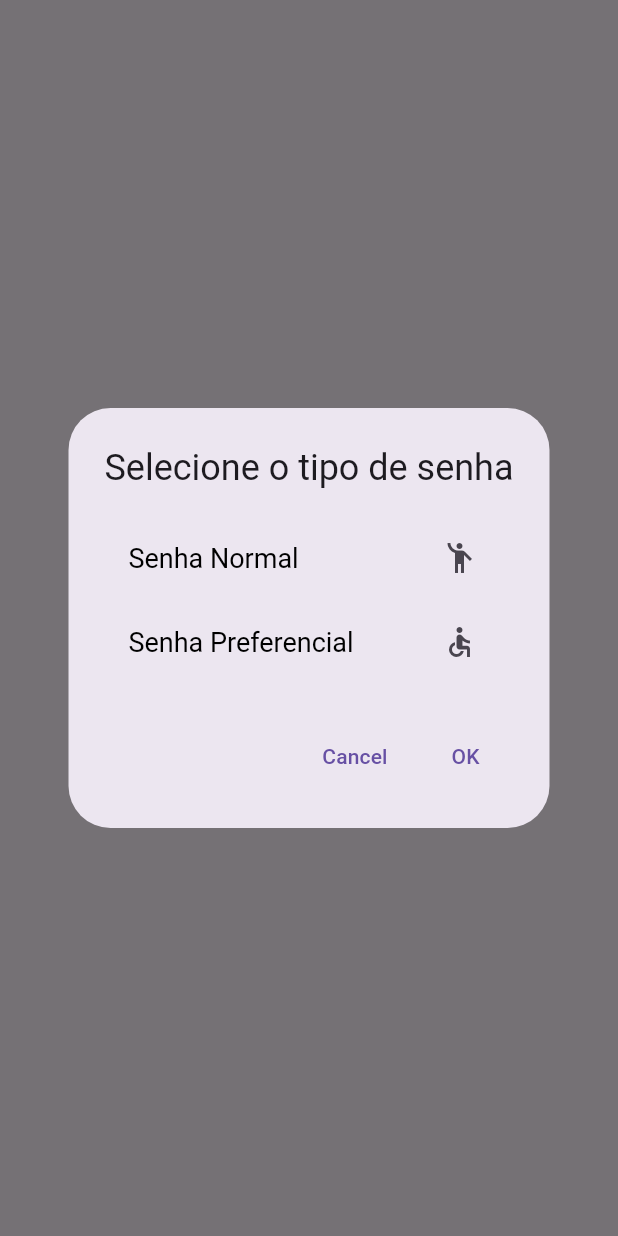
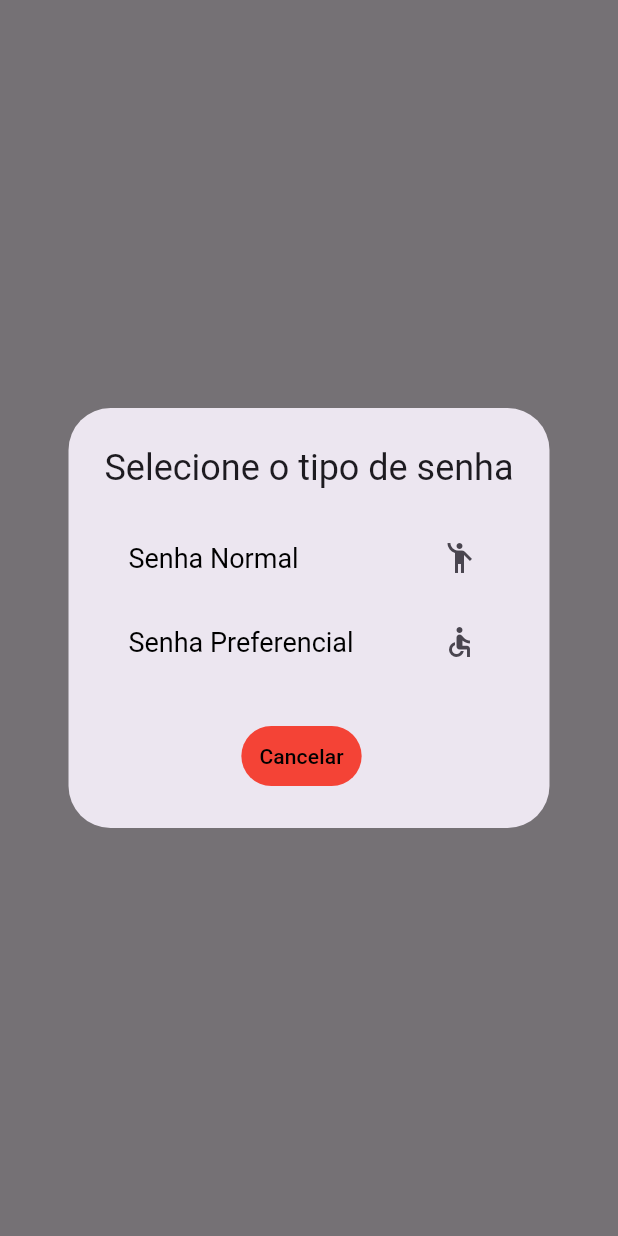
Before and after one commit to rodrigosdmenezes/totem, a Flutter app: what showAccountActions() shows on an empty page, opened directly, on a phone screen of 412 x 824 dp. Run offline on Flutter 3.47's test engine with Material 3 defaults, Android fonts, the phone set to English and light mode, and no system bars; Roboto replaces fonts that are missing (Relaway).

Commit message:
Alterando fonts e cores do menu de senhas

```diff
--- a/lib/components/box_card.dart
+++ b/lib/components/box_card.dart
@@ -8,8 +8,8 @@ class BoxCard extends StatelessWidget {
   Widget build(BuildContext context) {
     return Ink(
       child: Container(
-        width: 260,
-        height: 164,
+        width: 360,
+        height: 280,
         padding: const EdgeInsets.all(16.0),
         decoration: BoxDecoration(
           boxShadow: kElevationToShadow[3],
--- a/lib/components/sections/service_unit.dart
+++ b/lib/components/sections/service_unit.dart
@@ -1,6 +1,7 @@
 import 'package:flutter/material.dart';
 import 'package:totem_ipes/components/box_card.dart';
-import 'package:animated_text_kit/animated_text_kit.dart';
+
+import '../types_password.dart';
 
 class ServiceUnit extends StatelessWidget {
   const ServiceUnit({Key? key}) : super(key: key);
@@ -80,83 +81,3 @@ class _AccountActionsContent extends StatelessWidget {
     );
   }
 }
-
-void showAccountActions(BuildContext context) {
-  showDialog(
-    context: context,
-    builder: (BuildContext context) {
-      return AlertDialog(
-        title: const Text('Selecione o tipo de senha'),
-        content: Column(
-          mainAxisSize: MainAxisSize.min,
-          children: [
-            ListTile(
-              trailing: const Icon(Icons.emoji_people),
-              title: const Text('Senha Normal'),
-              titleTextStyle: const TextStyle(
-                fontSize: 18,
-                fontWeight: FontWeight.normal,
-                color: Colors.black,
-              ),
-              onTap: () {
-                // Lógica para lidar com a seleção de senha normal
-                Navigator.pop(context);
-                _showSuccessDialog(context, 'Senha Normal');
-              },
-            ),
-            ListTile(
-              trailing: const Icon(Icons.accessible),
-              title: const Text('Senha Preferencial'),
-              titleTextStyle: const TextStyle(
-                fontSize: 18,
-                fontWeight: FontWeight.normal,
-                color: Colors.black,
-              ),
-              onTap: () {
-                // Lógica para lidar com a seleção de senha preferencial
-                Navigator.pop(context);
-                _showSuccessDialog(context, 'Senha Preferencial');
-              },
-            ),
-          ],
-        ),
-        actions: [
-          TextButton(
-            onPressed: () => Navigator.pop(context, 'Cancel'),
-            child: const Text('Cancel'),
-          ),
-          TextButton(
-            onPressed: () => Navigator.pop(context, 'OK'),
-            child: const Text('OK'),
-          ),
-        ],
-      );
-    },
-  );
-}
-
-void _showSuccessDialog(BuildContext context, String tipoSenha) {
-  showDialog(
-    context: context,
-    builder: (BuildContext context) {
-      return AlertDialog(
-        title: Text('$tipoSenha impressa com sucesso'),
-        content: Column(
-          mainAxisSize: MainAxisSize.min,
-          children: [
-            Icon(Icons.check_circle, color: Colors.green, size: 48),
-            SizedBox(height: 10),
-          ],
-        ),
-        actions: [
-          TextButton(
-            onPressed: () {
-              Navigator.pop(context);
-            },
-            child: const Text('OK'),
-          ),
-        ],
-      );
-    },
-  );
-}
--- /dev/null
+++ b/lib/components/types_password.dart
@@ -0,0 +1,90 @@
+import 'package:flutter/material.dart';
+
+void showAccountActions(BuildContext context) {
+  showDialog(
+    context: context,
+    builder: (BuildContext context) {
+      return AlertDialog(
+        title: const Text('Selecione o tipo de senha'),
+        content: Column(
+          mainAxisSize: MainAxisSize.min,
+          children: [
+            ListTile(
+              trailing: const Icon(Icons.emoji_people),
+              title: const Text('Senha Normal'),
+              titleTextStyle: const TextStyle(
+                fontSize: 18,
+                fontWeight: FontWeight.normal,
+                color: Colors.black,
+              ),
+              onTap: () {
+                // Lógica para lidar com a seleção de senha normal
+                Navigator.pop(context);
+                _showSuccessDialog(context, 'Senha Normal');
+              },
+            ),
+            ListTile(
+              trailing: const Icon(Icons.accessible),
+              title: const Text('Senha Preferencial'),
+              titleTextStyle: const TextStyle(
+                fontSize: 18,
+                fontWeight: FontWeight.normal,
+                color: Colors.black,
+              ),
+              onTap: () {
+                // Lógica para lidar com a seleção de senha preferencial
+                Navigator.pop(context);
+                _showSuccessDialog(context, 'Senha Preferencial');
+              },
+            ),
+          ],
+        ),
+        actions: [
+          Row(
+            mainAxisAlignment: MainAxisAlignment.center,
+            children: [
+              TextButton(
+                onPressed: () => Navigator.pop(context, 'Cancel'),
+                child: const Text('Cancelar'),
+                style: ButtonStyle(
+                  backgroundColor: WidgetStateProperty.all<Color>(Colors.red),
+                  foregroundColor:
+                      WidgetStateProperty.all<Color>(Colors.black),
+                ),
+              ),
+              const SizedBox(
+                width: 10,
+              ),
+            ],
+          ),
+        ],
+      );
+    },
+  );
+}
+
+void _showSuccessDialog(BuildContext context, String tipoSenha) {
+  showDialog(
+    context: context,
+    builder: (BuildContext context) {
+      return AlertDialog(
+        title: Text('$tipoSenha impressa com sucesso'),
+        content: const Column(
+          mainAxisSize: MainAxisSize.min,
+          children: [
+            Icon(Icons.check_circle, color: Colors.green, size: 48),
+            SizedBox(height: 10),
+          ],
+        ),
+        actions: [
+          TextButton(
+            onPressed: () {
+              Navigator.pop(context);
+            },
+            child: const Text('OK'),
+          ),
+        ],
+      );
+    },
+  );
+}
--- a/lib/main.dart
+++ b/lib/main.dart
@@ -1,5 +1,4 @@
 import 'package:flutter/material.dart';
-import 'package:totem_ipes/screens/home.dart';
 import 'package:totem_ipes/theme/my_theme.dart';
 
 import 'screens/login.dart';
--- a/lib/screens/home.dart
+++ b/lib/screens/home.dart
@@ -1,6 +1,5 @@
 import 'package:flutter/material.dart';
 import 'package:totem_ipes/components/sections/header.dart';
-import 'package:totem_ipes/screens/login.dart';
 import 'package:totem_ipes/components/sections/service_unit.dart';
 
 class Home extends StatelessWidget {
--- a/lib/theme/my_theme.dart
+++ b/lib/theme/my_theme.dart
@@ -1,5 +1,4 @@
 import 'package:flutter/material.dart';
-import 'package:totem_ipes/theme/theme_colors.dart';
 
 ThemeData Mytheme = ThemeData(
   primaryColor: Color.fromARGB(0, 8, 1, 112),
```
Also changed, not shown: lib/components/sections/header.dart (+3 -4 lines), lib/screens/login.dart (+7 -8 lines).
